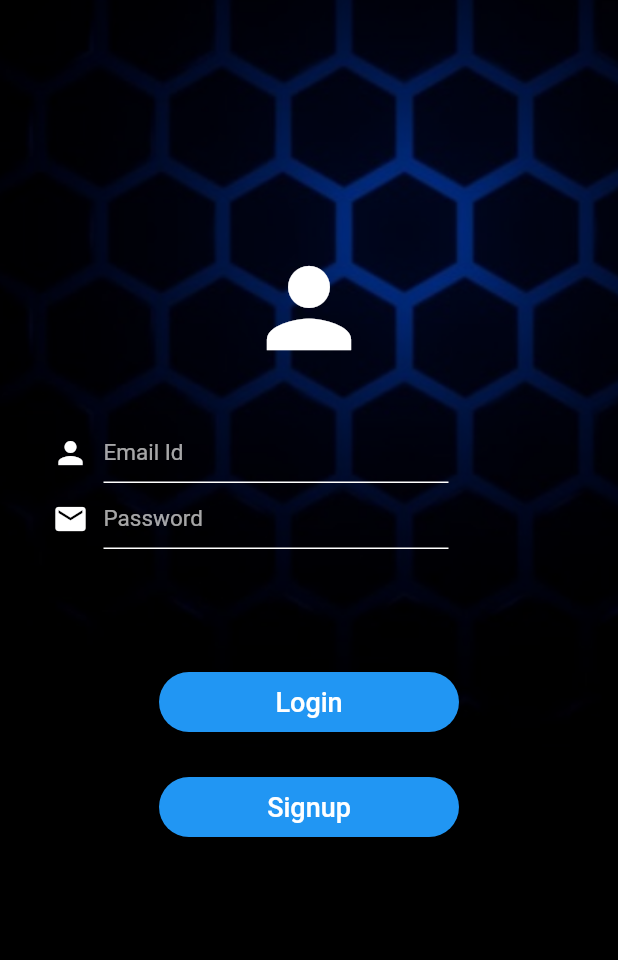
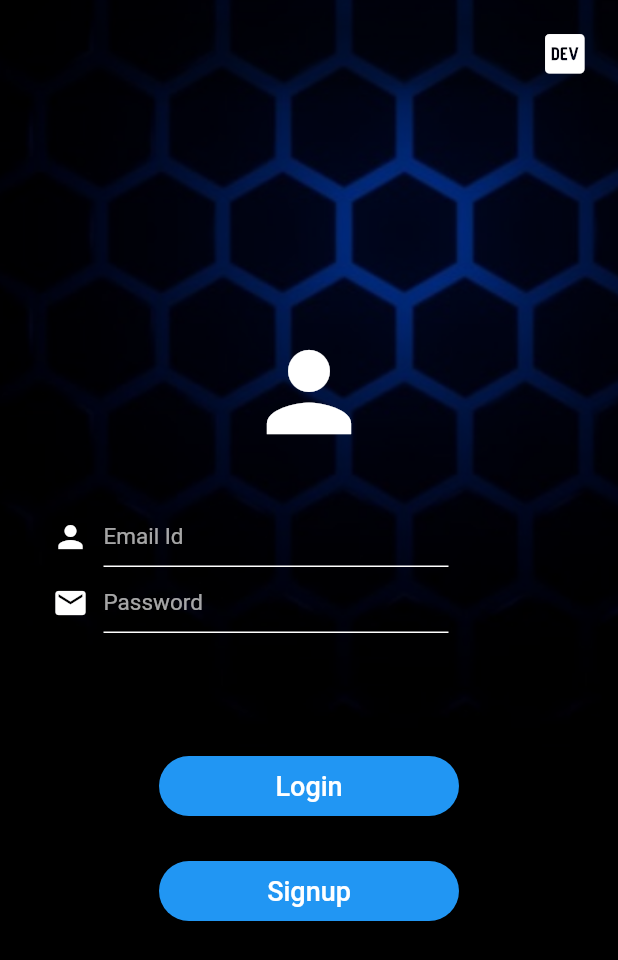
Before and after one commit to AnkushSinghGandhi/synkrama_flutter_challange, a Flutter app: the screen it shows after launch, on a phone screen of 412 x 824 dp. Shown: the top 960 px of the screen. Run offline on Flutter 3.47's test engine with Material 2 defaults, Android fonts, the phone set to English and light mode, and no system bars; our stand-ins replace firebase_auth, firebase_core, video_player; accounts and stored records are empty.

Commit message:
added company logo in app bar

```diff
--- a/lib/screens/login_screen.dart
+++ b/lib/screens/login_screen.dart
@@ -43,6 +43,18 @@ class _LoginScreenState extends State<LoginScreen> {
           ),
         ),
         Scaffold(
+          appBar: AppBar(
+            actions: const [
+              Padding(
+                padding: EdgeInsets.all(18.0),
+                child: Icon(
+                  Icons.logo_dev,
+                  size: 35.0,
+                ),
+              ),
+            ],
+            backgroundColor: Colors.transparent,
+          ),
           backgroundColor: Colors.transparent,
           body: SingleChildScrollView(
             child: Column(
```
Also changed, not shown: lib/screens/home_screen.dart (+9 -0 lines), lib/screens/signup_screen.dart (+9 -0 lines).
